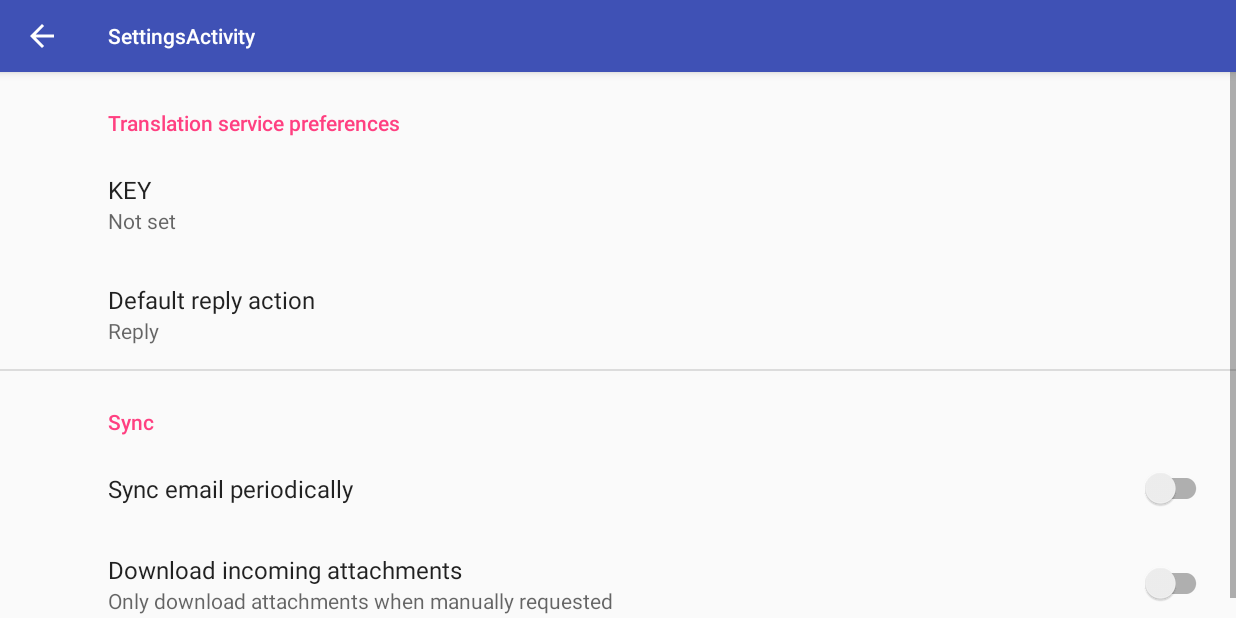
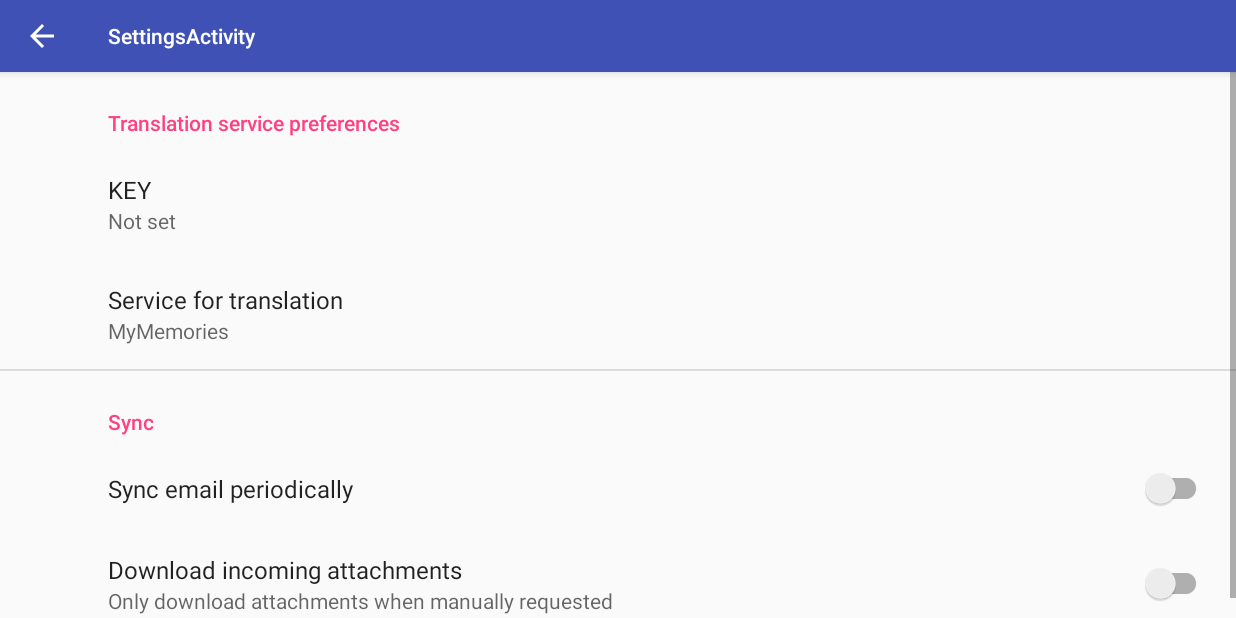
Before and after one commit to Replica7or/ScreenTranslator, an Android app: the screen it shows after launch (SettingsActivity), in the options menu, after a tap on "Settings", on a phone screen of 824 x 412 dp (held sideways). Run offline under Robolectric (Android 15) with nearby library versions, the phone set to English and light mode, and no system bars; our stand-ins replace androidx.preference.

Commit message:
1 import MLKit into project 2 rewrite translating block, invert calls 3 now available offline translation

```diff
--- a/app/build.gradle
+++ b/app/build.gradle
@@ -46,4 +46,6 @@ dependencies {
     implementation 'com.squareup.retrofit2:converter-gson:2.9.0'
     implementation("com.squareup.okhttp3:okhttp:4.9.3")
     implementation 'com.facebook.fresco:fresco:2.4.0'
+
+    implementation 'com.google.mlkit:translate:17.0.0'
 }
--- /dev/null
+++ b/app/src/main/java/com/example/arknightstranslator/ITranslation.java
@@ -0,0 +1,5 @@
+package com.example.arknightstranslator;
+
+public interface ITranslation {
+    void translate(String text);
+}
--- a/app/src/main/java/com/example/arknightstranslator/Preferences.java
+++ b/app/src/main/java/com/example/arknightstranslator/Preferences.java
@@ -20,5 +20,8 @@ public class Preferences {
     public String getKey() {
         return prefs.getString("keyTranslate", "не установлено");
     }
+    public String getServiceName() {
+        return prefs.getString("translName", "не выбран сервис для перевода");
+    }
 
 }
--- a/app/src/main/java/com/example/arknightstranslator/TranslatorClient.java
+++ b/app/src/main/java/com/example/arknightstranslator/TranslatorClient.java
@@ -16,14 +16,12 @@ import retrofit2.Response;
 import retrofit2.Retrofit;
 import retrofit2.converter.gson.GsonConverterFactory;
 
-public abstract class TranslatorClient {
+public abstract class TranslatorClient extends ATranslation {
     protected  final OkHttpClient okHttpClient;
-    protected MainActivity main;
     protected String key;
 
-    public TranslatorClient(MainActivity main)
+    public TranslatorClient()
     {
-        this.main = main;
         this.key = PreferencesSingleton.getInstance().getPreferences().getKey();
         okHttpClient =  new OkHttpClient.Builder()
                 .readTimeout(20, TimeUnit.SECONDS)
--- a/app/src/main/res/values/arrays.xml
+++ b/app/src/main/res/values/arrays.xml
@@ -1,12 +1,14 @@
 <resources>
     <!-- Reply Preference -->
-    <string-array name="reply_entries">
-        <item>Reply</item>
-        <item>Reply to all</item>
+    <string-array name="service_variants">
+        <item>CloudAPI</item>
+        <item>MyMemories</item>
+        <item>Offline</item>
     </string-array>
 
-    <string-array name="reply_values">
-        <item>reply</item>
-        <item>reply_all</item>
+    <string-array name="service_values">
+        <item>cloudAPI</item>
+        <item>myMemories</item>
+        <item>offline</item>
     </string-array>
 </resources>
--- a/app/src/main/res/values/strings.xml
+++ b/app/src/main/res/values/strings.xml
@@ -11,7 +11,7 @@
 
     <!-- Messages Preferences -->
     <string name="signature_title">Your signature</string>
-    <string name="reply_title">Default reply action</string>
+    <string name="service_title">Service for translation</string>
 
     <!-- Sync Preferences -->
     <string name="sync_title">Sync email periodically</string>
--- a/app/src/main/res/xml/root_preferences.xml
+++ b/app/src/main/res/xml/root_preferences.xml
@@ -8,11 +8,11 @@
             app:useSimpleSummaryProvider="true" />
 
         <ListPreference
-            app:defaultValue="reply"
-            app:entries="@array/reply_entries"
-            app:entryValues="@array/reply_values"
-            app:key="reply"
-            app:title="@string/reply_title"
+            app:defaultValue="myMemories"
+            app:entries="@array/service_variants"
+            app:entryValues="@array/service_values"
+            app:key="translName"
+            app:title="@string/service_title"
             app:useSimpleSummaryProvider="true" />
 
     </PreferenceCategory>
```
Also changed, not shown: app/src/main/java/com/example/arknightstranslator/ATranslation.java (added, +28 -0 lines), app/src/main/java/com/example/arknightstranslator/MainActivity.java (+26 -16 lines), app/src/main/java/com/example/arknightstranslator/OverlayService.java (+1 -6 lines), app/src/main/java/com/example/arknightstranslator/TranslateServices/CloudAPI_Service.java (+6 -4 lines), app/src/main/java/com/example/arknightstranslator/TranslateServices/MyMemory_Service.java (+5 -6 lines), app/src/main/java/com/example/arknightstranslator/TranslateServices/OfflineTranslation.java (added, +78 -0 lines).
